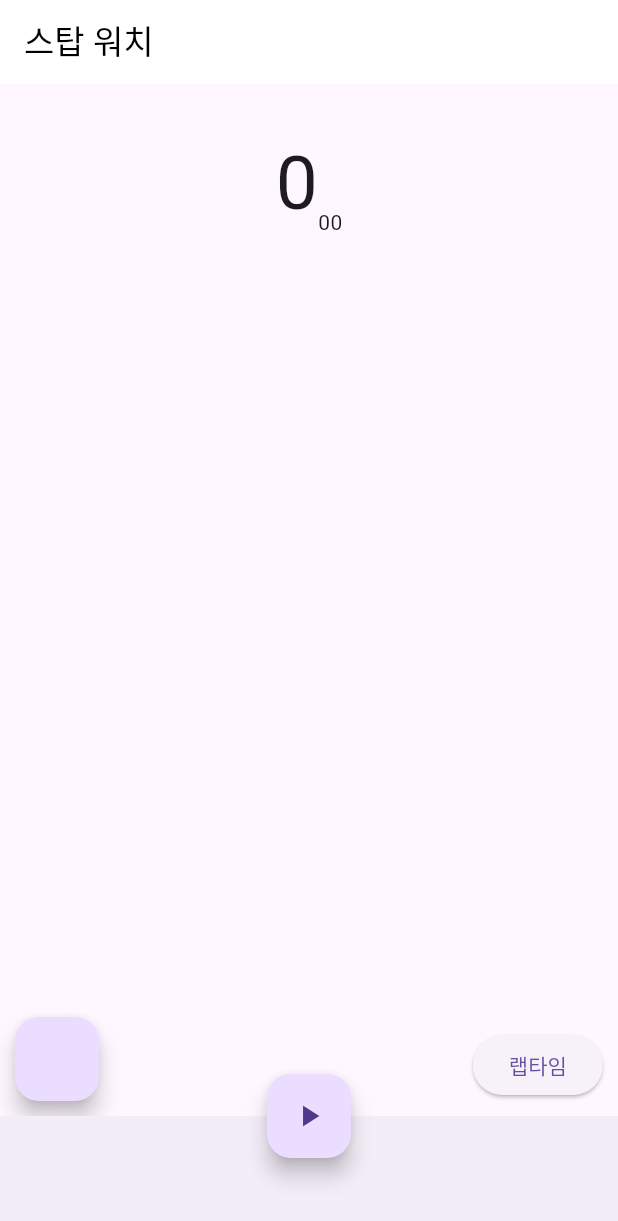
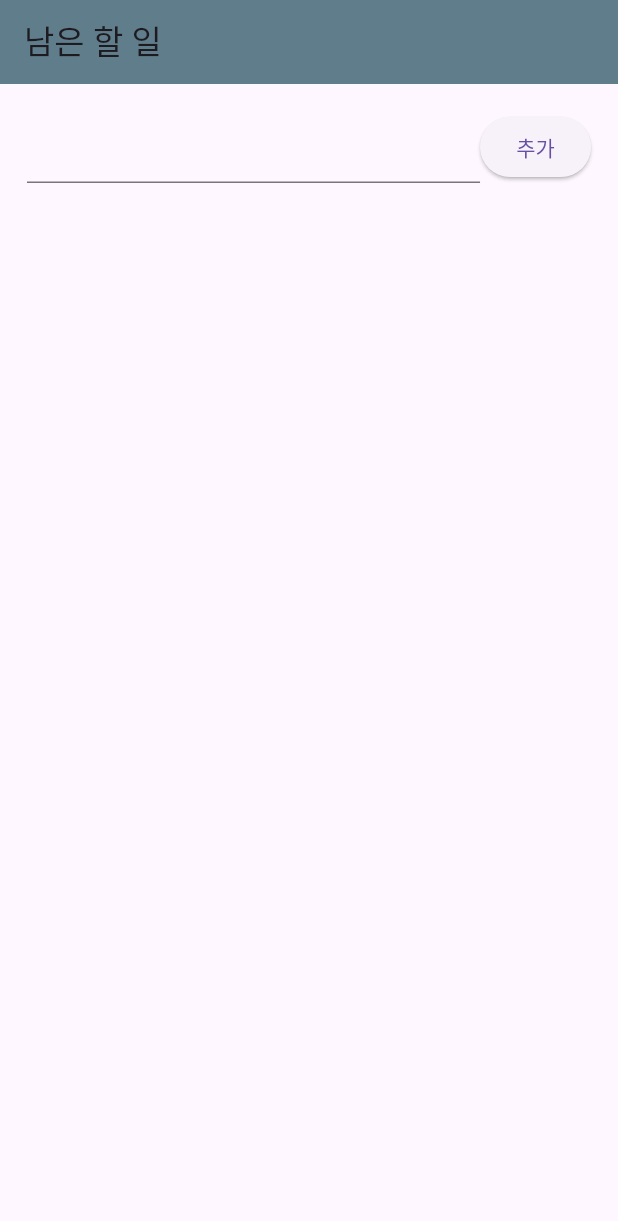
Before and after one commit to yunsi13/2023-Flutter, a Flutter app: the screen it shows after launch, on a phone screen of 412 x 824 dp. Shown: the top 1221 px of the screen. Run offline on Flutter 3.47's test engine with Material 3 defaults, Android fonts, the phone set to English and light mode, and no system bars; our stand-ins replace carousel_slider.

Commit message:
ToDoList app

```diff
--- /dev/null
+++ b/lib/ToDo.dart
@@ -0,0 +1,6 @@
+class ToDo {
+  String title;
+  bool isDone = false;
+
+  ToDo(this.title);
+}
--- /dev/null
+++ b/lib/ToDoListPage.dart
@@ -0,0 +1,82 @@
+import 'package:flutter/material.dart';
+import 'ToDo.dart';
+
+class ToDoListPage extends StatefulWidget {
+  const ToDoListPage({super.key});
+
+  @override
+  State<ToDoListPage> createState() => _ToDoListPageState();
+}
+
+class _ToDoListPageState extends State<ToDoListPage> {
+  final _items = <ToDo>[]; //To Do 저장할 list
+  var _toDoController = TextEditingController();
+
+  void dispose() {
+    //화면 빠져나갔을 때 컨트롤러 동작하지 않게
+    _toDoController.dispose();
+    super.dispose();
+  }
+
+  @override
+  Widget build(BuildContext context) {
+    return Scaffold(
+      appBar: AppBar(
+        title: Text('남은 할 일'),
+        backgroundColor: Colors.blueGrey,
+      ),
+      body: Padding(
+        padding: const EdgeInsets.all(18.0),
+        child: Column(
+          children: [
+            Row(
+              children: [
+                Expanded(
+                  child: TextField(
+                    controller: _toDoController,
+                  ),
+                ),
+                ElevatedButton(
+                    onPressed: ()=> _addTodo(ToDo(_toDoController.text)),
+                    child: Text('추가'),
+                ),
+              ],
+            ),
+            Expanded(
+                child: ListView(
+                  //이해필요
+                  children: _items.map((todo) => _buildItemWidget(todo)).toList(),
+                ),
+            ),
+          ],
+        ),
+      ),
+    );
+  }
+
+  Widget _buildItemWidget(ToDo todo) {
+    return ListTile(
+      onTap: (){},
+      title: Text(
+        todo.title,
+        style: todo.isDone //완료일 때 아닐 때
+        ? TextStyle(
+          decoration: TextDecoration.lineThrough,
+          fontStyle: FontStyle.italic,
+        )
+        : null,
+      ),
+      trailing:IconButton(
+        icon: Icon(Icons.delete_forever),
+        onPressed: (){},
+      )
+    );
+  }
+
+  void _addTodo(ToDo todo) {
+    setState(() {
+      _items.add(todo);
+      _toDoController.text = '';
+    });
+  }
+}
--- a/lib/main.dart
+++ b/lib/main.dart
@@ -10,6 +10,7 @@ import 'MyCustomForm2.dart';
 import 'BmiMain.dart';
 import 'BmiResult.dart';
 import 'StopWatchPage.dart';
+import 'ToDoListPage.dart';
 
 void main() => runApp(MyApp());
 
@@ -21,7 +22,7 @@ class MyApp extends StatelessWidget {
       theme: ThemeData(
         primarySwatch: Colors.green,
       ),
-      home:  StopWatchPage(),
+      home:  ToDoListPage(),
       );
   }
 }
```
